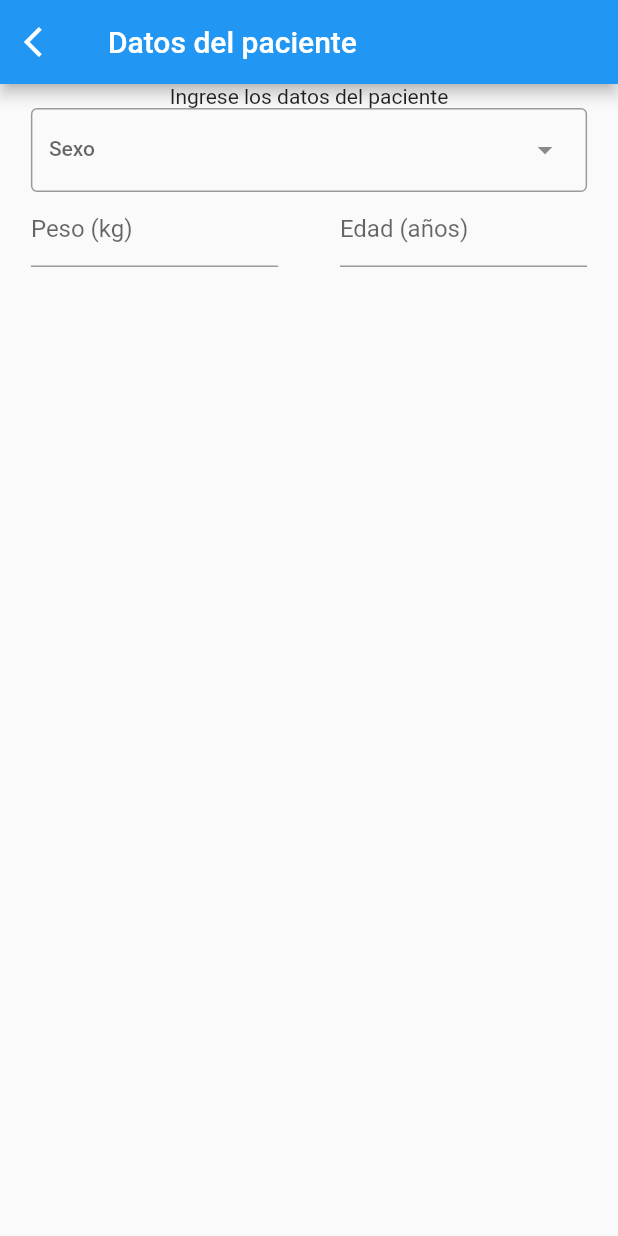
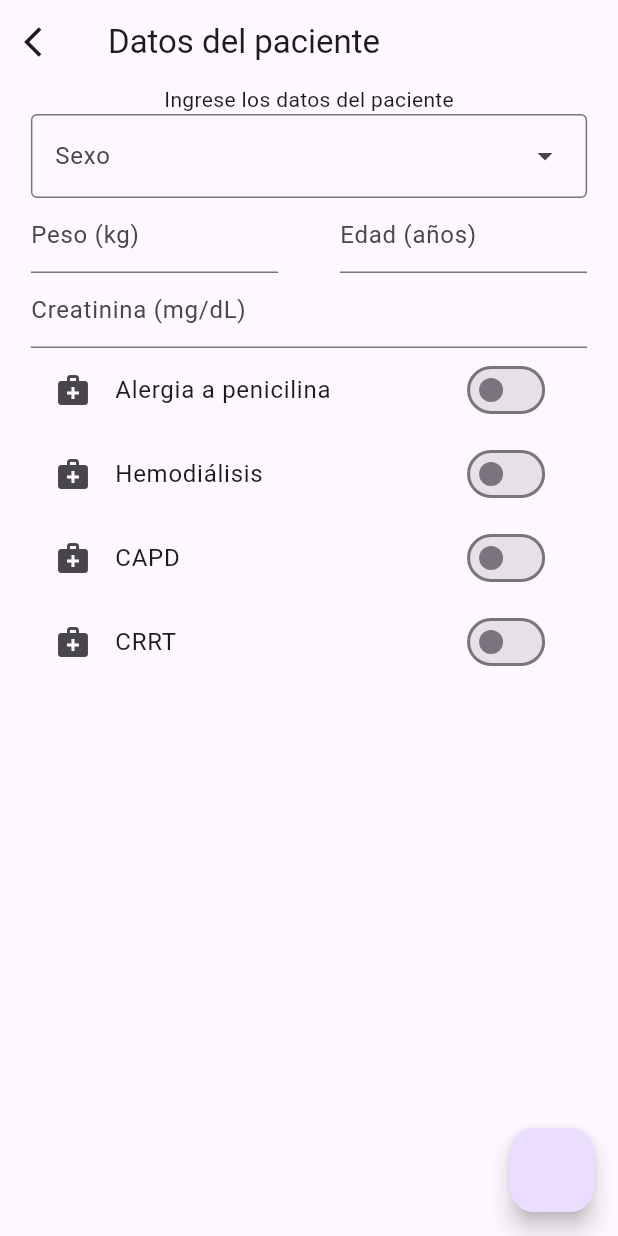
Before and after one commit to Juanipis/proyecto_medico, a Flutter app: the PatientData screen opened by its route, on a phone screen of 412 x 824 dp. Run offline on Flutter 3.47's test engine with Material 2 defaults, Android fonts, the phone set to English and light mode, and no system bars; network calls fail.

Commit message:
wip SwitchForm

```diff
--- a/flutter/lib/main.dart
+++ b/flutter/lib/main.dart
@@ -11,6 +11,7 @@ void main() {
   runApp(
     MaterialApp(
       title: 'Apptiobiograma',
+      theme: ThemeData(useMaterial3: true),
       home: TutorialHome(),
       initialRoute: '/',
       routes: {
--- /dev/null
+++ b/flutter/lib/presentation/screens/patient_data/form_components.dart
@@ -0,0 +1,39 @@
+import 'package:flutter/material.dart';
+
+class SwitchForm extends StatefulWidget {
+  final String title;
+  final double width;
+  final double widthScale;
+  final IconData icon;
+
+  const SwitchForm(
+      {super.key,
+      required this.title,
+      required this.width,
+      this.widthScale = 0.9,
+      required this.icon});
+
+  @override
+  State<SwitchForm> createState() => _SwitchFormState();
+}
+
+class _SwitchFormState extends State<SwitchForm> {
+  bool switchState = false;
+
+  @override
+  Widget build(BuildContext context) {
+    return SizedBox(
+      width: widget.width * widget.widthScale,
+      child: SwitchListTile(
+        title: Text(widget.title),
+        value: switchState,
+        onChanged: (bool value) {
+          setState(() {
+            switchState = value;
+          });
+        },
+        secondary: Icon(widget.icon),
+      ),
+    );
+  }
+}
--- a/flutter/lib/presentation/screens/patient_data/patient_data.dart
+++ b/flutter/lib/presentation/screens/patient_data/patient_data.dart
@@ -1,4 +1,6 @@
 import 'package:flutter/material.dart';
+
+import 'form_components.dart';
 
 class PatientData extends StatefulWidget {
   const PatientData({super.key});
@@ -10,6 +12,11 @@ class PatientData extends StatefulWidget {
 class _PatientDataState extends State<PatientData> {
   final TextEditingController sexController = TextEditingController();
   Sex? selectedSex;
+
+  final TextEditingController weightController = TextEditingController();
+  final TextEditingController ageController = TextEditingController();
+  final TextEditingController creatinineController = TextEditingController();
+  bool penicillinAllergy = false;
 
   @override
   Widget build(BuildContext context) {
@@ -44,34 +51,46 @@ class _PatientDataState extends State<PatientData> {
                   sexDropDownMenu(sexEntries, width),
                   Row(
                     children: [
-                      SizedBox(
-                        height: 50,
-                        width: width * 0.40,
-                        child: TextFormField(
-                          decoration: const InputDecoration(
-                            labelText: "Peso (kg)",
-                          ),
-                        ),
-                      ),
-                      SizedBox(
-                        height: 50,
-                        width: width * 0.1,
-                      ),
-                      SizedBox(
-                        height: 50,
-                        width: width * 0.40,
-                        child: TextFormField(
-                          decoration: const InputDecoration(
-                            labelText: "Edad (años)",
-                          ),
-                        ),
-                      ),
+                      textInput(width, weightController, "Peso (kg)"),
+                      separator(width),
+                      textInput(width, ageController, "Edad (años)"),
                     ],
-                  )
+                  ),
+                  textInput(width, creatinineController, "Creatinina (mg/dL)",
+                      widthScale: 0.90),
+                  SwitchForm(
+                      title: "Alergia a penicilina",
+                      width: width,
+                      widthScale: 0.9,
+                      icon: Icons.medical_services),
+                  SwitchForm(
+                      title: "Hemodiálisis",
+                      width: width,
+                      widthScale: 0.9,
+                      icon: Icons.medical_services),
+                  SwitchForm(
+                      title: "CAPD",
+                      width: width,
+                      widthScale: 0.9,
+                      icon: Icons.medical_services),
+                  SwitchForm(
+                      title: "CRRT",
+                      width: width,
+                      widthScale: 0.9,
+                      icon: Icons.medical_services),
                 ],
               ),
             ),
           ],
+        ),
+        floatingActionButton: FloatingActionButton(
+          onPressed: () {
+            print("Sexo: ${selectedSex!.option}"
+                "\nPeso: ${weightController.text}"
+                "\nEdad: ${ageController.text}"
+                "\nCreatinina: ${creatinineController.text}"
+                "\nSwitch: $penicillinAllergy");
+          },
         ));
   }
 
@@ -90,6 +109,28 @@ class _PatientDataState extends State<PatientData> {
       width: width * 0.9,
     );
   }
+
+  SizedBox separator(double width) {
+    return SizedBox(
+      height: 50,
+      width: width * 0.1,
+    );
+  }
+
+  SizedBox textInput(
+      double width, TextEditingController boxController, String labelField,
+      {double widthScale = 0.40}) {
+    return SizedBox(
+      height: 50,
+      width: width * widthScale,
+      child: TextFormField(
+        controller: boxController,
+        decoration: InputDecoration(
+          labelText: labelField,
+        ),
+      ),
+    );
+  }
 }
 
 enum Sex {
```
